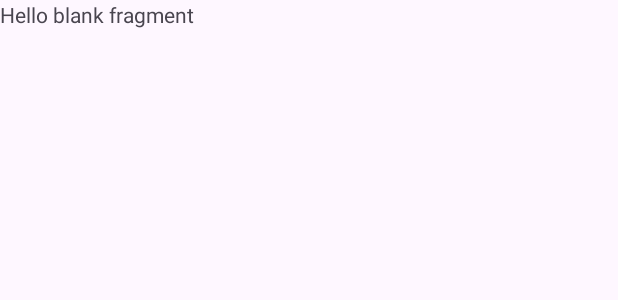
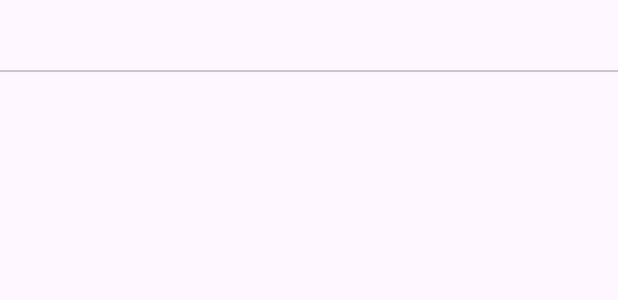
Before and after one commit to pakebismillah/nontondulu, an Android app: the layout fragment_resepku.xml on its own in the app's theme, with its tools: preview values and no code run, on a phone screen of 412 x 824 dp. Shown: the top 300 px of the screen. Run offline under Robolectric (Android 15) with nearby library versions, the phone set to English and light mode, and no system bars.

Commit message:
item resepku

```diff
--- a/app/src/main/res/layout/fragment_resepku.xml
+++ b/app/src/main/res/layout/fragment_resepku.xml
@@ -1,14 +1,25 @@
 <?xml version="1.0" encoding="utf-8"?>
-<FrameLayout xmlns:android="http://schemas.android.com/apk/res/android"
-    xmlns:tools="http://schemas.android.com/tools"
+<LinearLayout xmlns:android="http://schemas.android.com/apk/res/android"
+    xmlns:app="http://schemas.android.com/apk/res-auto"
+    android:orientation="vertical"
     android:layout_width="match_parent"
-    android:layout_height="match_parent"
-    tools:context=".ResepkuFragment">
+    android:layout_height="match_parent">
 
-    <!-- TODO: Update blank fragment layout -->
-    <TextView
+    <!-- TabLayout -->
+    <com.google.android.material.tabs.TabLayout
+        android:id="@+id/tabLayout"
         android:layout_width="match_parent"
-        android:layout_height="match_parent"
-        android:text="@string/hello_blank_fragment" />
+        android:layout_height="wrap_content"
+        app:tabIndicatorColor="#000000"
+        app:tabSelectedTextColor="#000000"
+        app:tabTextColor="#888888"
+        app:tabMode="fixed"
+        app:tabGravity="fill" />
 
-</FrameLayout>
+    <!-- ViewPager2 -->
+    <androidx.viewpager2.widget.ViewPager2
+        android:id="@+id/viewPager"
+        android:layout_width="match_parent"
+        android:layout_height="0dp"
+        android:layout_weight="1" />
+</LinearLayout>
```
Also changed, not shown: app/src/main/res/drawable/ic_bukumenu.xml (+11 -0 lines), app/src/main/res/layout/fragment_wishlist.xml (+44 -9 lines).
